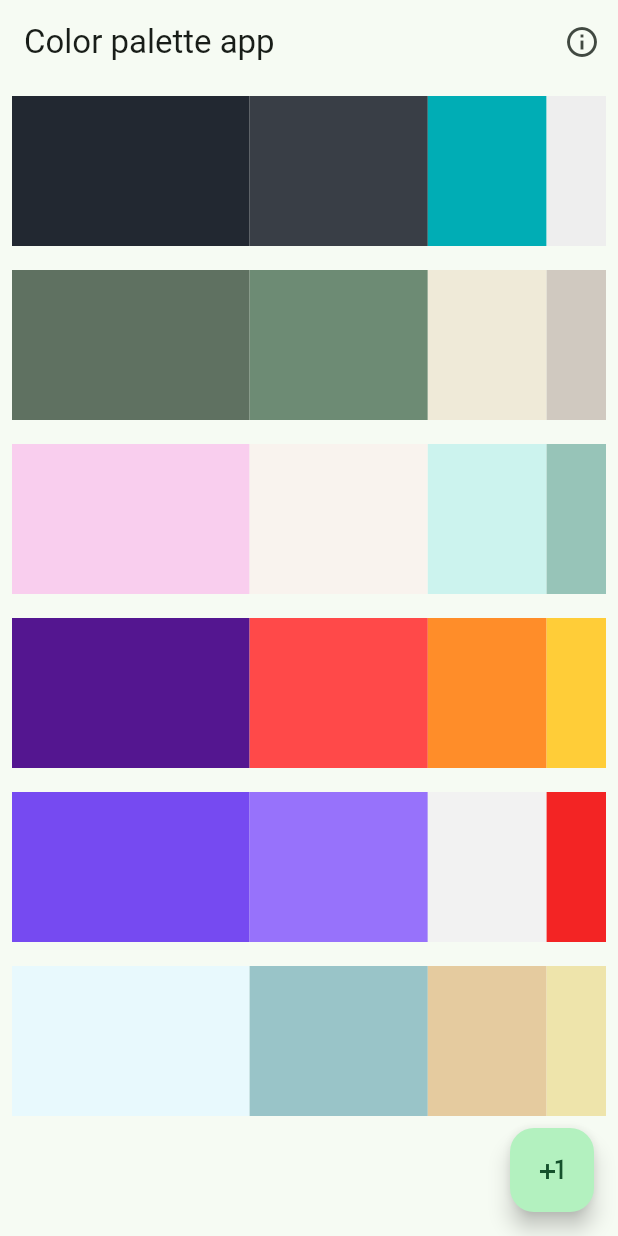
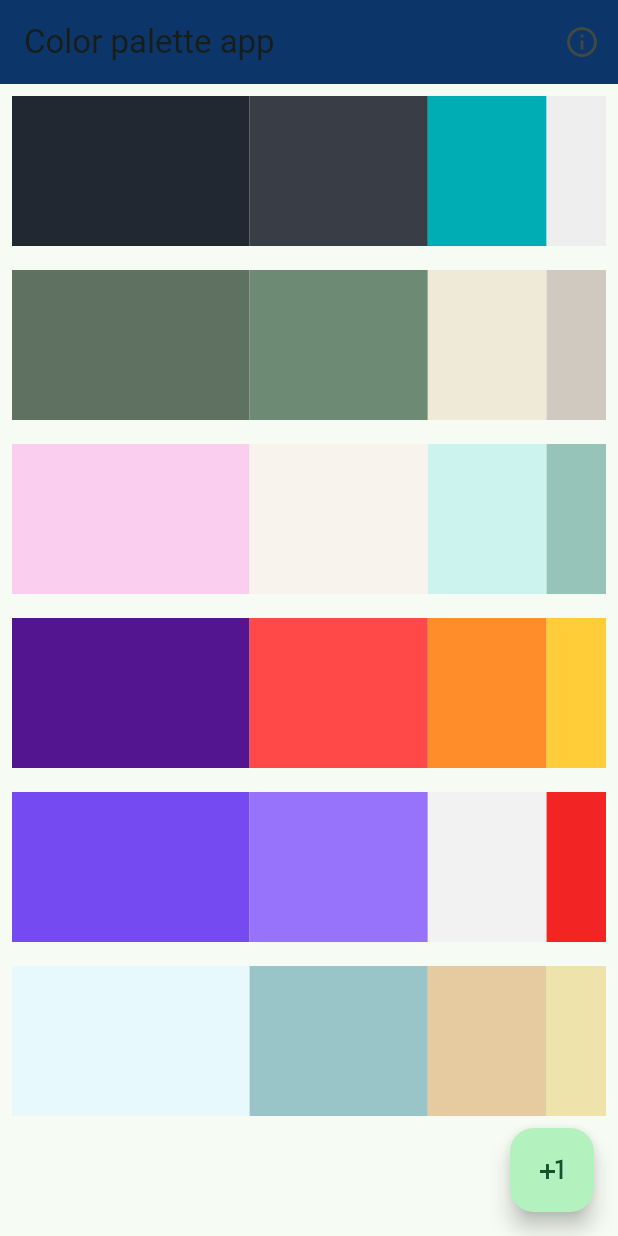
Before and after one commit to Sonya-c/flutter_color_palette_state, a Flutter app: the screen it shows after launch, on a phone screen of 412 x 824 dp. Run offline on Flutter 3.47's test engine with Material 2 defaults, Android fonts, the phone set to English and light mode, and no system bars; our stand-ins replace get, loggy.

```diff
--- a/lib/ui/pages/color_selection_page.dart
+++ b/lib/ui/pages/color_selection_page.dart
@@ -5,8 +5,15 @@ import 'package:flutter/services.dart';
 import '../../utils/color_utils.dart';
 import '../widgets/color_palette.dart';
 
-class ColorSelectionPage extends StatelessWidget {
-  const ColorSelectionPage({Key? key}) : super(key: key);
+class ColorSelectionPage extends StatefulWidget {
+  const ColorSelectionPage({super.key});
+
+  @override
+  State<ColorSelectionPage> createState() => _ColorSelectionPageState();
+}
+
+class _ColorSelectionPageState extends State<ColorSelectionPage> {
+  String _color = "0C356A";
 
   void showDialog() {
     Get.dialog(const AlertDialog(
@@ -20,6 +27,7 @@ class ColorSelectionPage extends StatelessWidget {
     return Scaffold(
         appBar: AppBar(
           title: const Text('Color palette app'),
+          backgroundColor: ColorUtils.FromHex(_color),
           actions: [
             IconButton(onPressed: showDialog, icon: Icon(Icons.info_outline))
           ],
@@ -81,6 +89,9 @@ class ColorSelectionPage extends StatelessWidget {
   }
 
   void showColor(String value) {
-    // aqui llamar al callback del main widget
+    print(value);
+    setState(() {
+      _color = value;
+    });
   }
 }
```
Also changed, not shown: pubspec.lock, 1 other file.
